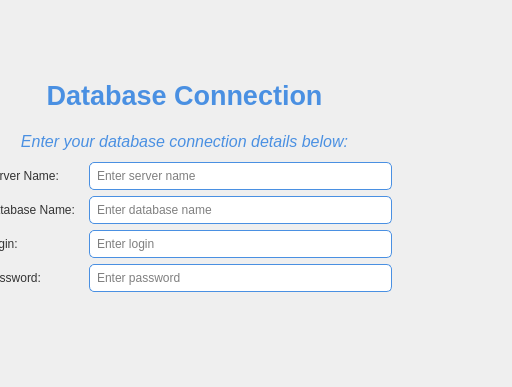
First picture: the form in Server/Server/connect_db.ui, repository Nurzamat123/Diplomka, before the edit; both pictures show x 143 to 655 and y 0 to 387 of the 655 by 583 pixel window.
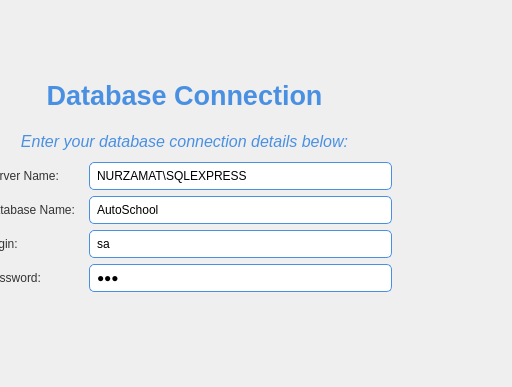
Second picture: the form after the edit. Icons and pictures are not drawn.

```diff
--- a/Server/Server/connect_db.ui
+++ b/Server/Server/connect_db.ui
@@ -76,6 +76,9 @@
       <property name="styleSheet">
        <string notr="true">padding: 5px; border: 1px solid #4A90E2; border-radius: 5px;</string>
       </property>
+      <property name="text">
+       <string>NURZAMAT\SQLEXPRESS</string>
+      </property>
       <property name="placeholderText">
        <string>Enter server name</string>
       </property>
@@ -96,6 +99,9 @@
       <property name="styleSheet">
        <string notr="true">padding: 5px; border: 1px solid #4A90E2; border-radius: 5px;</string>
       </property>
+      <property name="text">
+       <string>AutoSchool</string>
+      </property>
       <property name="placeholderText">
        <string>Enter database name</string>
       </property>
@@ -116,6 +122,9 @@
       <property name="styleSheet">
        <string notr="true">padding: 5px; border: 1px solid #4A90E2; border-radius: 5px;</string>
       </property>
+      <property name="text">
+       <string>sa</string>
+      </property>
       <property name="placeholderText">
        <string>Enter login</string>
       </property>
@@ -136,6 +145,9 @@
       <property name="styleSheet">
        <string notr="true">padding: 5px; border: 1px solid #4A90E2; border-radius: 5px;</string>
       </property>
+      <property name="text">
+       <string>123</string>
+      </property>
       <property name="echoMode">
        <enum>QLineEdit::Password</enum>
       </property>
```
